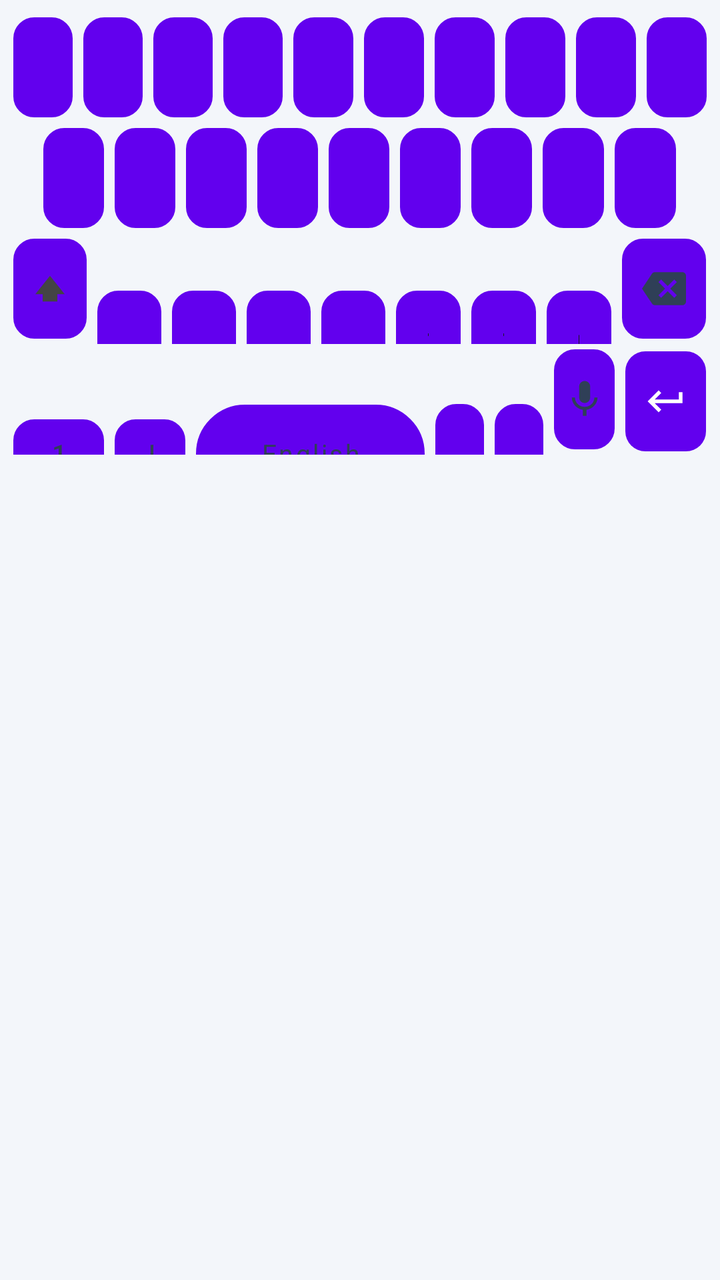
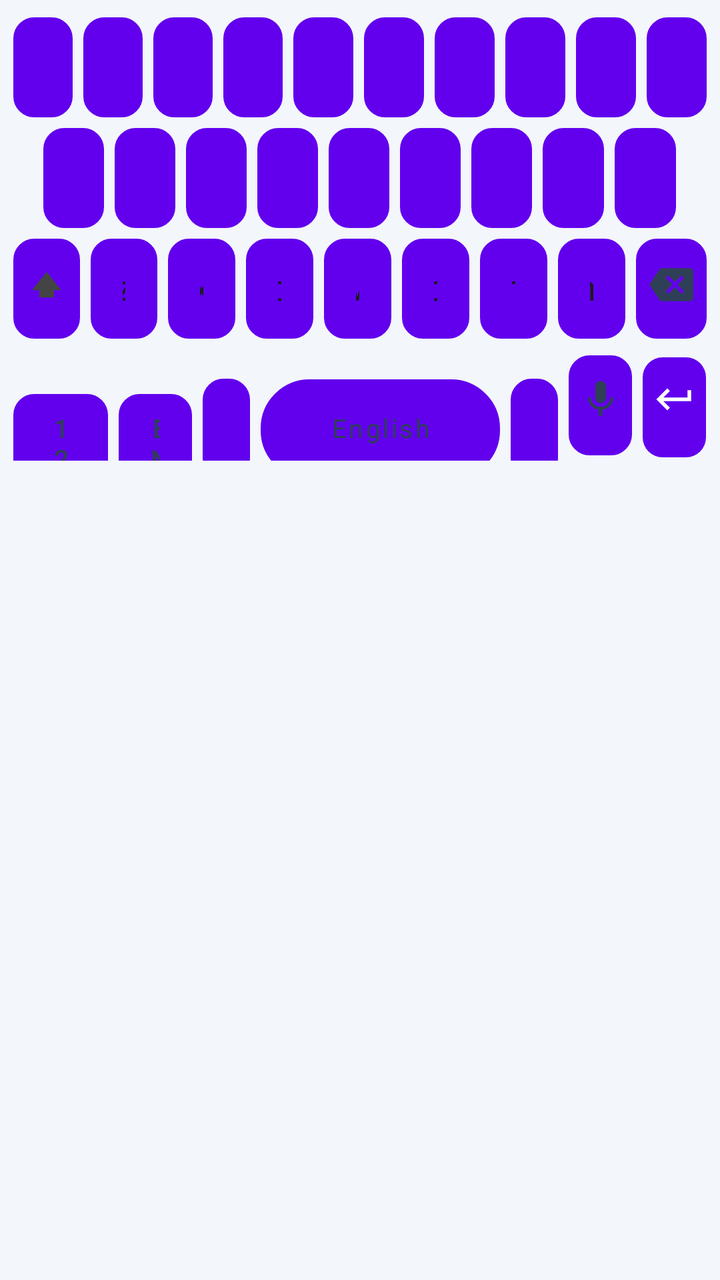

Compare the two renders of this Android layout. The source of the first and the diff that turns it into the second are given below.
<!-- AndroidManifest.xml: fallback theme Theme.MaterialComponents.DayNight.NoActionBar -->
<!-- res/layout/keyboard_view.xml -->
<?xml version="1.0" encoding="utf-8"?>
<LinearLayout xmlns:android="http://schemas.android.com/apk/res/android"
    android:layout_width="match_parent"
    android:layout_height="wrap_content"
    android:background="@color/kb_bg_light"
    android:clipToPadding="false"
    android:orientation="vertical"
    android:paddingStart="4dp"
    android:paddingEnd="4dp"
    android:paddingTop="6dp">

    
    <LinearLayout
        android:layout_width="match_parent"
        android:layout_height="wrap_content"
        android:orientation="horizontal">

        <Button android:id="@+id/key_q" style="@style/KeyboardButton" android:text="q" />
        <Button android:id="@+id/key_w" style="@style/KeyboardButton" android:text="w" />
        <Button android:id="@+id/key_e" style="@style/KeyboardButton" android:text="e" />
        <Button android:id="@+id/key_r" style="@style/KeyboardButton" android:text="r" />
        <Button android:id="@+id/key_t" style="@style/KeyboardButton" android:text="t" />
        <Button android:id="@+id/key_y" style="@style/KeyboardButton" android:text="y" />
        <Button android:id="@+id/key_u" style="@style/KeyboardButton" android:text="u" />
        <Button android:id="@+id/key_i" style="@style/KeyboardButton" android:text="i" />
        <Button android:id="@+id/key_o" style="@style/KeyboardButton" android:text="o" />
        <Button android:id="@+id/key_p" style="@style/KeyboardButton" android:text="p" />
    </LinearLayout>

    
    
    <LinearLayout
        android:layout_width="match_parent"
        android:layout_height="wrap_content"
        android:orientation="horizontal">

        
        <View
            android:layout_width="0dp"
            android:layout_height="0dp"
            android:layout_weight="0.5" />

        <Button android:id="@+id/key_a" style="@style/KeyboardButton" android:text="a" />
        <Button android:id="@+id/key_s" style="@style/KeyboardButton" android:text="s" />
        <Button android:id="@+id/key_d" style="@style/KeyboardButton" android:text="d" />
        <Button android:id="@+id/key_f" style="@style/KeyboardButton" android:text="f" />
        <Button android:id="@+id/key_g" style="@style/KeyboardButton" android:text="g" />
        <Button android:id="@+id/key_h" style="@style/KeyboardButton" android:text="h" />
        <Button android:id="@+id/key_j" style="@style/KeyboardButton" android:text="j" />
        <Button android:id="@+id/key_k" style="@style/KeyboardButton" android:text="k" />
        <Button android:id="@+id/key_l" style="@style/KeyboardButton" android:text="l" />

        <View
            android:layout_width="0dp"
            android:layout_height="0dp"
            android:layout_weight="0.5" />
    </LinearLayout>

    
    <LinearLayout
        android:layout_width="match_parent"
        android:layout_height="wrap_content"
        android:orientation="horizontal">

        
        <Button
            android:id="@+id/key_shift"
            style="@style/KeyboardButtonShift"
            android:text=""
            android:drawableTop="@drawable/ic_shift"
            android:drawablePadding="0dp" />

        <Button android:id="@+id/key_z" style="@style/KeyboardButton" android:text="z" />
        <Button android:id="@+id/key_x" style="@style/KeyboardButton" android:text="x" />
        <Button android:id="@+id/key_c" style="@style/KeyboardButton" android:text="c" />
        <Button android:id="@+id/key_v" style="@style/KeyboardButton" android:text="v" />
        <Button android:id="@+id/key_b" style="@style/KeyboardButton" android:text="b" />
        <Button android:id="@+id/key_n" style="@style/KeyboardButton" android:text="n" />
        <Button android:id="@+id/key_m" style="@style/KeyboardButton" android:text="m" />

        <Button
            android:id="@+id/key_backspace"
            style="@style/KeyboardButtonIcon"
            android:text=""
            android:drawableTop="@drawable/ic_backspace"
            android:drawablePadding="0dp" />
    </LinearLayout>

    
    <LinearLayout
        android:layout_width="match_parent"
        android:layout_height="wrap_content"
        android:orientation="horizontal"
        android:paddingBottom="0dp">

        <Button
            android:id="@+id/key_symbols"
            style="@style/KeyboardButtonBottomSmall"
            android:text="123" />

        <Button
            android:id="@+id/key_language"
            style="@style/KeyboardButtonLanguage"
            android:text="EN" />

        <Button
            android:id="@+id/key_space"
            style="@style/KeyboardButtonSpace"
            android:text="English" />

        <Button
            android:id="@+id/key_comma"
            style="@style/KeyboardButtonFunctional"
            android:layout_weight="0.72"
            android:text="," />

        <Button
            android:id="@+id/key_dot"
            style="@style/KeyboardButtonFunctional"
            android:layout_weight="0.72"
            android:text="." />

        <Button
            android:id="@+id/key_voice"
            style="@style/KeyboardButtonMic"
            android:text=""
            android:drawableTop="@drawable/ic_mic"
            android:drawablePadding="0dp" />

        <Button
            android:id="@+id/key_enter"
            style="@style/KeyboardButtonEnter"
            android:layout_weight="1.2"
            android:text=""
            android:drawableTop="@drawable/ic_enter"
            android:drawablePadding="0dp" />
    </LinearLayout>

</LinearLayout>
<!-- resources referenced by this layout -->
<resources>
  <color name="kb_bg_light">#F3F6FA</color>
  <!-- drawable ic_enter (drawable) -->
  <?xml version="1.0" encoding="utf-8"?>
  <vector xmlns:android="http://schemas.android.com/apk/res/android"
      android:width="22dp"
      android:height="22dp"
      android:viewportWidth="24"
      android:viewportHeight="24">
      <path
          android:fillColor="#FFFFFF"
          android:pathData="M19,7v4H5.83l3.58,-3.59L8,6l-6,6 6,6 1.41,-1.41L5.83,13H21V7z" />
  </vector>
  <!-- drawable ic_shift (drawable) -->
  <?xml version="1.0" encoding="utf-8"?>
  <vector xmlns:android="http://schemas.android.com/apk/res/android"
      android:width="22dp"
      android:height="22dp"
      android:viewportWidth="24"
      android:viewportHeight="24">
      <path
          android:fillColor="#444444"
          android:pathData="M4,15h4v4h8v-4h4L12,5L4,15z" />
  </vector>
  <style name="KeyboardButtonBottomSmall" parent="KeyboardButtonFunctional">
          <item name="android:layout_weight">1.35</item>
          <item name="android:textSize">13sp</item>
      </style>
  <style name="KeyboardButtonEnter" parent="KeyboardButton">
          <item name="android:layout_weight">1.4</item>
          <item name="android:background">@drawable/key_background_enter</item>
          <item name="android:textColor">@color/kb_enter_text</item>
          <item name="android:textSize">13sp</item>
          <item name="android:paddingTop">8dp</item>
          <item name="android:paddingBottom">8dp</item>
          <item name="android:drawableTint">@color/kb_enter_text</item>
      </style>
  <style name="KeyboardButtonFunctional" parent="KeyboardButton">
          <item name="android:background">@drawable/key_background_functional</item>
          <item name="android:textColor">@color/kb_text_functional_light</item>
          <item name="android:textSize">14sp</item>
          <item name="android:fontFamily">sans-serif-medium</item>
      </style>
  <style name="KeyboardButtonIcon" parent="KeyboardButtonFunctional">
          <item name="android:layout_weight">1.3</item>
          <item name="android:paddingTop">8dp</item>
          <item name="android:paddingBottom">8dp</item>
          <item name="android:drawableTint">@color/kb_icon_light</item>
      </style>
  <style name="KeyboardButtonLanguage" parent="KeyboardButtonFunctional">
          <item name="android:layout_weight">1.05</item>
          <item name="android:textSize">13sp</item>
      </style>
  <style name="KeyboardButtonMic" parent="KeyboardButtonFunctional">
          <item name="android:layout_weight">0.9</item>
          <item name="android:paddingTop">8dp</item>
          <item name="android:paddingBottom">8dp</item>
          <item name="android:drawableTint">@color/kb_icon_light</item>
      </style>
  <style name="KeyboardButtonShift" parent="KeyboardButtonIcon">
          <item name="android:layout_weight">1.15</item>
          <item name="android:drawableTint">@null</item>
      </style>
  <style name="KeyboardButtonSpace" parent="KeyboardButton">
          <item name="android:layout_weight">3.4</item>
          <item name="android:background">@drawable/key_background_space</item>
          <item name="android:textSize">13sp</item>
          <item name="android:textColor">@color/kb_text_functional_light</item>
          <item name="android:fontFamily">sans-serif</item>
      </style>
  <color name="kb_text_primary_light">#1A1C1E</color>
  <color name="kb_enter_text">#FFFFFF</color>
  <color name="kb_text_functional_light">#2F3F57</color>
  <color name="kb_icon_light">#2F3F57</color>
  <color name="kb_ripple_light">#1F0B57D0</color>
  <color name="kb_key_light">#FFFFFF</color>
  <color name="kb_key_stroke_light">#D5DEE8</color>
  <color name="kb_accent">#0B57D0</color>
  <color name="kb_key_functional_light">#EAF1FA</color>
  <!-- unchanged entries left out for length: 7 -->
</resources>

<!-- the commit's change to res/layout/keyboard_view.xml (unified diff, before → after) -->
@@ -60,6 +60,9 @@
     <LinearLayout
         android:layout_width="match_parent"
         android:layout_height="wrap_content"
+        android:baselineAligned="false"
+        android:gravity="center_vertical"
+        android:layout_marginBottom="3dp"
         android:orientation="horizontal">
 
         
@@ -104,20 +107,20 @@
             android:text="EN" />
 
         <Button
+            android:id="@+id/key_comma"
+            style="@style/KeyboardButtonFunctional"
+            android:layout_weight="0.68"
+            android:text="," />
+
+        <Button
             android:id="@+id/key_space"
             style="@style/KeyboardButtonSpace"
             android:text="English" />
 
         <Button
-            android:id="@+id/key_comma"
-            style="@style/KeyboardButtonFunctional"
-            android:layout_weight="0.72"
-            android:text="," />
-
-        <Button
             android:id="@+id/key_dot"
             style="@style/KeyboardButtonFunctional"
-            android:layout_weight="0.72"
+            android:layout_weight="0.68"
             android:text="." />
 
         <Button
@@ -130,7 +133,7 @@
         <Button
             android:id="@+id/key_enter"
             style="@style/KeyboardButtonEnter"
-            android:layout_weight="1.2"
+            android:layout_weight="0.9"
             android:text=""
             android:drawableTop="@drawable/ic_enter"
             android:drawablePadding="0dp" />
<!-- resource entries referenced after the edit -->
@@ -28,12 +28,13 @@
           <item name="android:textSize">13sp</item>
       </style>
   <style name="KeyboardButtonEnter" parent="KeyboardButton">
-          <item name="android:layout_weight">1.4</item>
+          <item name="android:layout_weight">0.95</item>
           <item name="android:background">@drawable/key_background_enter</item>
           <item name="android:textColor">@color/kb_enter_text</item>
-          <item name="android:textSize">13sp</item>
-          <item name="android:paddingTop">8dp</item>
-          <item name="android:paddingBottom">8dp</item>
+          <item name="android:textSize">0sp</item>
+          <item name="android:paddingTop">4dp</item>
+          <item name="android:paddingBottom">4dp</item>
+          <item name="android:gravity">center</item>
           <item name="android:drawableTint">@color/kb_enter_text</item>
       </style>
   <style name="KeyboardButtonFunctional" parent="KeyboardButton">
@@ -43,9 +44,11 @@
           <item name="android:fontFamily">sans-serif-medium</item>
       </style>
   <style name="KeyboardButtonIcon" parent="KeyboardButtonFunctional">
-          <item name="android:layout_weight">1.3</item>
-          <item name="android:paddingTop">8dp</item>
-          <item name="android:paddingBottom">8dp</item>
+          <item name="android:layout_weight">1.04</item>
+          <item name="android:paddingTop">6dp</item>
+          <item name="android:paddingBottom">6dp</item>
+          <item name="android:textSize">0sp</item>
+          <item name="android:gravity">center</item>
           <item name="android:drawableTint">@color/kb_icon_light</item>
       </style>
   <style name="KeyboardButtonLanguage" parent="KeyboardButtonFunctional">
@@ -54,12 +57,14 @@
       </style>
   <style name="KeyboardButtonMic" parent="KeyboardButtonFunctional">
           <item name="android:layout_weight">0.9</item>
-          <item name="android:paddingTop">8dp</item>
-          <item name="android:paddingBottom">8dp</item>
+          <item name="android:paddingTop">5dp</item>
+          <item name="android:paddingBottom">5dp</item>
+          <item name="android:textSize">0sp</item>
+          <item name="android:gravity">center</item>
           <item name="android:drawableTint">@color/kb_icon_light</item>
       </style>
   <style name="KeyboardButtonShift" parent="KeyboardButtonIcon">
-          <item name="android:layout_weight">1.15</item>
+          <item name="android:layout_weight">1.0</item>
           <item name="android:drawableTint">@null</item>
       </style>
   <style name="KeyboardButtonSpace" parent="KeyboardButton">
